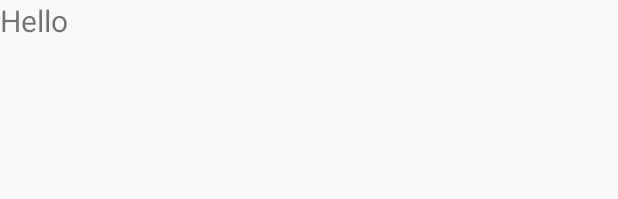
After one commit to karthik-r14/Forms, an Android app: the layout my_list_row.xml on its own in the app's theme, with its tools: preview values and no code run, on a phone screen of 412 x 824 dp. The commit adds this screen. Shown: the top 199 px of the screen. Run offline under Robolectric (Android 15) with nearby library versions, the phone set to English and light mode, and no system bars.

Commit message:
Added recycler view to an item of view pager.

```diff
--- /dev/null
+++ b/app/src/main/res/layout/my_list_row.xml
@@ -0,0 +1,14 @@
+<?xml version="1.0" encoding="utf-8"?>
+<LinearLayout xmlns:android="http://schemas.android.com/apk/res/android"
+              android:orientation="vertical"
+              android:layout_width="match_parent"
+              android:layout_height="match_parent">;
+
+  <TextView
+    android:id="@+id/my_text"
+    android:layout_width="wrap_content"
+    android:layout_height="wrap_content"
+    android:text="Hello"
+    android:textSize="20sp"/>
+
+</LinearLayout>
```
Also changed, not shown: app/src/main/java/com/userdetails/forms/view/more/MyAdapter.java (added, +54 -0 lines), app/src/main/java/com/userdetails/forms/view/more/MyFragment.java (+22 -0 lines), app/src/main/res/layout/fragment_my.xml (+5 -4 lines).
